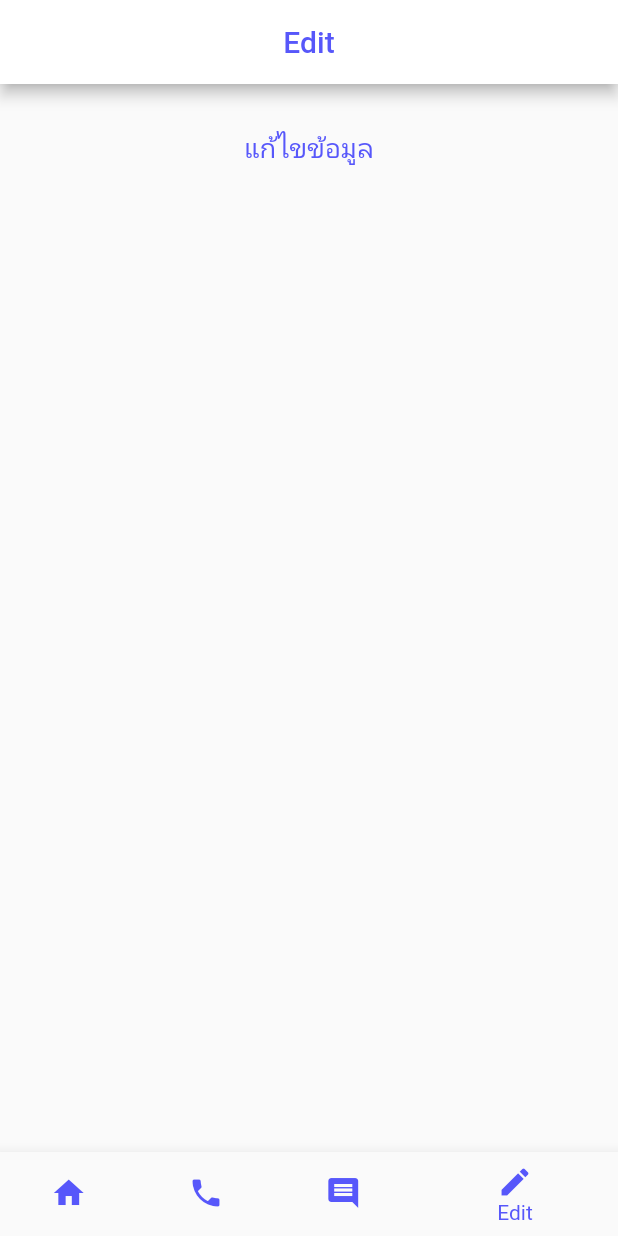
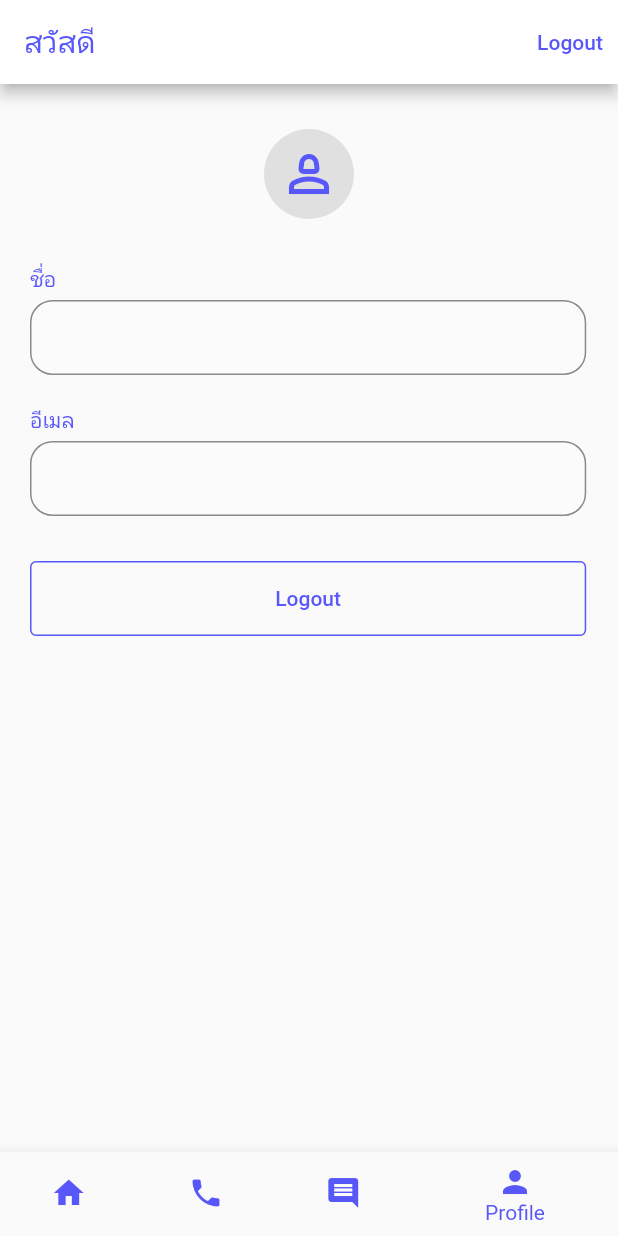
Before and after one commit to EleganceLee/emergency_phone, a Flutter app: the screen it shows once a user with an empty profile is signed in, item 4 of the bottom bar chosen, on a phone screen of 412 x 824 dp. Run offline on Flutter 3.47's test engine with Material 2 defaults, Android fonts, the phone set to English and light mode, and no system bars; our stand-ins replace cloud_firestore, email_validator, firebase_auth, firebase_core, get, google_fonts; accounts and stored records are empty; network calls fail; Roboto replaces fonts that are missing (Kanit).

Commit message:
add role

```diff
--- a/lib/account_page.dart
+++ b/lib/account_page.dart
@@ -1,3 +1,4 @@
+import 'package:emergency_phone/auth_page.dart';
 import 'package:emergency_phone/common.dart';
 import 'package:emergency_phone/controllers/home_controller.dart';
 import 'package:firebase_auth/firebase_auth.dart';
@@ -71,7 +72,12 @@ class _AccountPageState extends State<AccountPage> {
     return Scaffold(
       appBar: AppBar(
         // centerTitle: true,
-        title: Row(
+        title: homeController.isAdmin.value
+            ? Text(
+                "สวัสดี Admin",
+                style: TextStyle(color: AppColor.violet),
+              )
+            : Row(
                 children: [
                   if (FirebaseAuth.instance.currentUser != null)
                     FutureBuilder(
@@ -92,6 +98,11 @@ class _AccountPageState extends State<AccountPage> {
         actions: [
           TextButton(
             onPressed: () {
+              if (homeController.isAdmin.value == true) {
+                Get.offAll(() => AuthPage());
+                return;
+              }
+
               FirebaseAuth.instance.signOut();
             },
             child: Text(
--- a/lib/add_phone_number.dart
+++ b/lib/add_phone_number.dart
@@ -15,7 +15,7 @@ class AddPhoneNumberPage extends StatefulWidget {
 class _AddPhoneNumberPageState extends State<AddPhoneNumberPage> {
   final nameController = TextEditingController();
   final phoneController = TextEditingController();
-
+  final formKey = GlobalKey<FormState>();
   @override
   Widget build(BuildContext context) {
     return Scaffold(
@@ -30,6 +30,8 @@ class _AddPhoneNumberPageState extends State<AddPhoneNumberPage> {
       ),
       body: Padding(
         padding: const EdgeInsets.symmetric(horizontal: 20),
+        child: Form(
+          key: formKey,
           child: Column(
             children: [
               const SizedBox(height: 20),
@@ -41,7 +43,7 @@ class _AddPhoneNumberPageState extends State<AddPhoneNumberPage> {
                 ),
               ),
               const SizedBox(height: 20),
-            TextField(
+              TextFormField(
                 controller: nameController,
                 decoration: InputDecoration(
                   border: OutlineInputBorder(
@@ -50,10 +52,14 @@ class _AddPhoneNumberPageState extends State<AddPhoneNumberPage> {
                   filled: true,
                   hintStyle: TextStyle(color: Colors.grey[800]),
                   hintText: "ชื่อ",
-                  fillColor: Color.fromARGB(199, 255, 255, 255)),
+                  fillColor: Color.fromARGB(199, 255, 255, 255),
+                ),
+                autovalidateMode: AutovalidateMode.onUserInteraction,
+                validator: (name) =>
+                    name != null && name.length < 2 ? "ชื่อต้องไม่ต่ำกว่า 2 ตัวอักษร" : null,
               ),
               const SizedBox(height: 20),
-            TextField(
+              TextFormField(
                 controller: phoneController,
                 decoration: InputDecoration(
                   border: OutlineInputBorder(
@@ -62,7 +68,11 @@ class _AddPhoneNumberPageState extends State<AddPhoneNumberPage> {
                   filled: true,
                   hintStyle: TextStyle(color: Colors.grey[800]),
                   hintText: "เบอร์โทร",
-                  fillColor: Color.fromARGB(199, 255, 255, 255)),
+                  fillColor: Color.fromARGB(199, 255, 255, 255),
+                ),
+                autovalidateMode: AutovalidateMode.onUserInteraction,
+                validator: (name) =>
+                    name != null && name.length < 2 ? "เบอร์โทรต้องไม่ต่ำกว่า 2 ตัวอักษร" : null,
               ),
               const SizedBox(height: 30),
               ElevatedButton(
@@ -71,6 +81,8 @@ class _AddPhoneNumberPageState extends State<AddPhoneNumberPage> {
                   backgroundColor: AppColor.violet,
                 ),
                 onPressed: () {
+                  final isValid = formKey.currentState!.validate();
+                  if (!isValid) return;
                   homeController.addPhone(nameController.text, phoneController.text);
                 },
                 child: const Text(
@@ -117,7 +129,8 @@ class _AddPhoneNumberPageState extends State<AddPhoneNumberPage> {
                                 ),
                                 trailing: IconButton(
                                   onPressed: () {
-                                  homeController.deletePhone(homeController.phoneItemFilter[i].id);
+                                    homeController
+                                        .deletePhone(homeController.phoneItemFilter[i].id);
                                   },
                                   icon: const Icon(Icons.delete),
                                   color: AppColor.red,
@@ -135,6 +148,7 @@ class _AddPhoneNumberPageState extends State<AddPhoneNumberPage> {
             ],
           ),
         ),
+      ),
     );
   }
 }
--- a/lib/auth_page.dart
+++ b/lib/auth_page.dart
@@ -1,5 +1,6 @@
 import 'package:email_validator/email_validator.dart';
 import 'package:emergency_phone/common.dart';
+import 'package:emergency_phone/controllers/home_controller.dart';
 import 'package:emergency_phone/home_page.dart';
 import 'package:firebase_auth/firebase_auth.dart';
 import 'package:flutter/material.dart';
@@ -30,6 +31,7 @@ class _AuthPageState extends State<AuthPage> {
 
   @override
   void initState() {
+    homeController.isAdmin.value = false;
     setState(() {
       emailController.text = "test@test.com";
       passwordController.text = "aaaaaa";
@@ -130,19 +132,17 @@ class _AuthPageState extends State<AuthPage> {
                       backgroundColor: AppColor.violet,
                     ),
                     onPressed: () async {
-                      // Get.offAll(
-                      //   () => const HomePage(),
-                      //   duration: const Duration(seconds: 1),
-                      //   transition: Transition.fade,
-                      // );
                       setState(() {
                         loading = true;
                       });
 
-                      // Get.showSnackbar(GetSnackBar(
-                      //   title: "เกิดข้อผิดพลาด",
-                      //   message: "e.toString()",
-                      // ));
+                      if (emailController.text == "admin@admin.com" &&
+                          passwordController.text == "@@admin@@admin@@") {
+                        homeController.isAdmin.value = true;
+                        Get.offAll(HomePage());
+                        return;
+                      }
+
                       try {
                         final result = await FirebaseAuth.instance.signInWithEmailAndPassword(
                           email: emailController.text.trim(),
--- a/lib/controllers/home_controller.dart
+++ b/lib/controllers/home_controller.dart
@@ -13,6 +13,10 @@ enum LoadStatus {
 }
 
 class HomeController extends GetxController {
+  var isAdmin = false.obs;
+
+  // HomeController get to => Get.find();
+
   FirebaseFirestore firestore = FirebaseFirestore.instance;
   TextEditingController inputPhone = TextEditingController();
 
--- a/lib/home_page.dart
+++ b/lib/home_page.dart
@@ -4,6 +4,7 @@ import 'package:emergency_phone/common.dart';
 import 'package:emergency_phone/controllers/home_controller.dart';
 import 'package:emergency_phone/edit_page.dart';
 import 'package:emergency_phone/phone_page.dart';
+import 'package:emergency_phone/profile_page.dart';
 import 'package:flutter/material.dart';
 import 'package:get/get_state_manager/get_state_manager.dart';
 
@@ -15,33 +16,50 @@ class HomePage extends StatefulWidget {
 }
 
 class _HomePageState extends State<HomePage> {
-  final List<Widget> pages = const [
+  final List<Widget> pagesUser = const [
+    AccountPage(),
+    PhonePage(),
+    CommentPage(),
+    ProfilePage(),
+  ];
+  final List<Widget> pagesAdimn = const [
     AccountPage(),
     PhonePage(),
     CommentPage(),
     EditPage(),
   ];
 
-  @override
-  Widget build(BuildContext context) {
-    return Scaffold(
-      // floatingActionButton: ElevatedButton(
-      //     onPressed: () {
-      //       // homeController.addUser();
-      //       // homeController.getUser();
-      //       homeController.getCategory();
-      //     },
-      //     child: Text("Clice")),
-      body: Obx(
-        () => pages[homeController.currentIndex.value],
+  final navsUser = [
+    BottomNavigationBarItem(
+      label: "Home",
+      icon: Icon(
+        Icons.home,
+        color: AppColor.violet,
       ),
-
-      bottomNavigationBar: Obx(
-        () => BottomNavigationBar(
-          fixedColor: AppColor.violet,
-          currentIndex: homeController.currentIndex.value,
-          onTap: (index) => homeController.currentIndex.value = index,
-          items: [
+    ),
+    BottomNavigationBarItem(
+      label: "Phone",
+      icon: Icon(
+        Icons.phone,
+        color: AppColor.violet,
+      ),
+    ),
+    BottomNavigationBarItem(
+      label: "Comment",
+      icon: Icon(
+        Icons.comment,
+        color: AppColor.violet,
+      ),
+    ),
+    BottomNavigationBarItem(
+      label: "Profile",
+      icon: Icon(
+        Icons.person,
+        color: AppColor.violet,
+      ),
+    ),
+  ];
+  final navsAdmin = [
     BottomNavigationBarItem(
       label: "Home",
       icon: Icon(
@@ -70,7 +88,22 @@ class _HomePageState extends State<HomePage> {
         color: AppColor.violet,
       ),
     ),
-          ],
+  ];
+
+  @override
+  Widget build(BuildContext context) {
+    return Scaffold(
+      body: Obx(
+        () => homeController.isAdmin.value
+            ? pagesAdimn[homeController.currentIndex.value]
+            : pagesUser[homeController.currentIndex.value],
+      ),
+      bottomNavigationBar: Obx(
+        () => BottomNavigationBar(
+          fixedColor: AppColor.violet,
+          currentIndex: homeController.currentIndex.value,
+          onTap: (index) => homeController.currentIndex.value = index,
+          items: homeController.isAdmin.value ? navsAdmin : navsUser,
         ),
       ),
     );
--- /dev/null
+++ b/lib/profile_page.dart
@@ -0,0 +1,118 @@
+import 'package:emergency_phone/common.dart';
+import 'package:firebase_auth/firebase_auth.dart';
+import 'package:flutter/material.dart';
+import 'package:get/get.dart';
+
+class ProfilePage extends StatelessWidget {
+  const ProfilePage({super.key});
+
+  @override
+  Widget build(BuildContext context) {
+    return Scaffold(
+      appBar: AppBar(
+        // centerTitle: true,
+        title: Text(
+          "สวัสดี ${FirebaseAuth.instance.currentUser!.displayName ?? ""}",
+          style: TextStyle(color: AppColor.violet),
+        ),
+        backgroundColor: Colors.white,
+        actions: [
+          TextButton(
+            onPressed: () {
+              FirebaseAuth.instance.signOut();
+            },
+            child: Text(
+              "Logout",
+              style: TextStyle(color: AppColor.violet),
+            ),
+          )
+        ],
+      ),
+      body: SingleChildScrollView(
+        child: Padding(
+          padding: const EdgeInsets.symmetric(horizontal: 20),
+          child: Column(
+            crossAxisAlignment: CrossAxisAlignment.start,
+            children: [
+              SizedBox(height: 30),
+              Align(
+                child: CircleAvatar(
+                  radius: 30,
+                  backgroundColor: Color.fromARGB(255, 224, 224, 224),
+                  child: Icon(
+                    Icons.person_2_outlined,
+                    color: AppColor.violet,
+                    size: 40,
+                  ),
+                ),
+              ),
+              SizedBox(height: 30),
+              Text(
+                "ชื่อ",
+                style: TextStyle(color: AppColor.violet),
+              ),
+              SizedBox(height: 5),
+              Container(
+                height: 50,
+                decoration: BoxDecoration(
+                    color: Colors.white10,
+                    borderRadius: BorderRadius.circular(15),
+                    border: Border.all(color: Colors.black45)),
+                width: Get.width * 0.9,
+                child: Align(
+                  alignment: Alignment.centerLeft,
+                  child: Padding(
+                    padding: const EdgeInsets.all(8.0),
+                    child: Text(
+                      "${FirebaseAuth.instance.currentUser!.displayName ?? ""}",
+                      style: TextStyle(color: AppColor.violet),
+                    ),
+                  ),
+                ),
+              ),
+              SizedBox(height: 20),
+              Text(
+                "อีเมล",
+                style: TextStyle(color: AppColor.violet),
+              ),
+              SizedBox(height: 5),
+              Container(
+                height: 50,
+                decoration: BoxDecoration(
+                    color: Colors.white10,
+                    borderRadius: BorderRadius.circular(15),
+                    border: Border.all(color: Colors.black45)),
+                width: Get.width * 0.9,
+                child: Align(
+                  alignment: Alignment.centerLeft,
+                  child: Padding(
+                    padding: const EdgeInsets.all(8.0),
+                    child: Text(
+                      "${FirebaseAuth.instance.currentUser!.email ?? ""}",
+                      style: TextStyle(color: AppColor.violet),
+                    ),
+                  ),
+                ),
+              ),
+              SizedBox(height: 30),
+              SizedBox(
+                width: Get.width * 0.9,
+                height: 50,
+                child: OutlinedButton(
+                  style: OutlinedButton.styleFrom(side: BorderSide(color: AppColor.violet)),
+                  onPressed: () {
+                    FirebaseAuth.instance.signOut();
+                  },
+                  child: Text(
+                    "Logout",
+                    style: TextStyle(color: AppColor.violet),
+                  ),
+                ),
+              ),
+            ],
+          ),
+        ),
+      ),
+    );
+  }
+}
```
Also changed, not shown: pubspec.yaml (+21 -2 lines), assets/icon/icon.png (added), pubspec.lock, 27 other files. Lines whose indentation alone changed are shown as unchanged.
